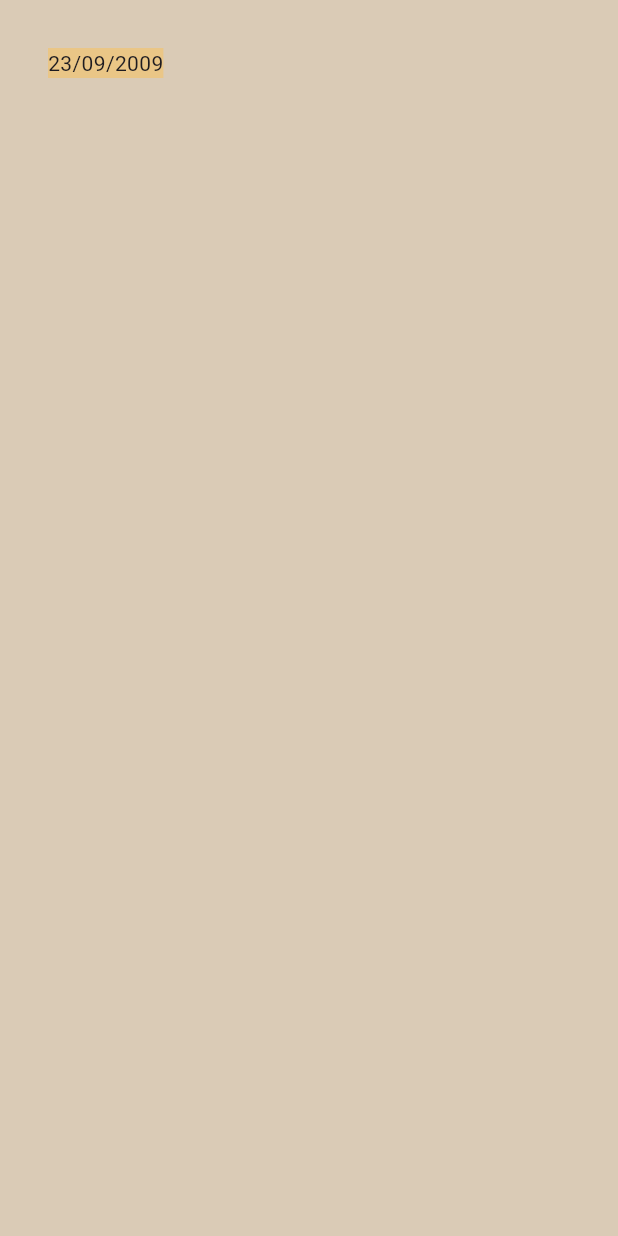
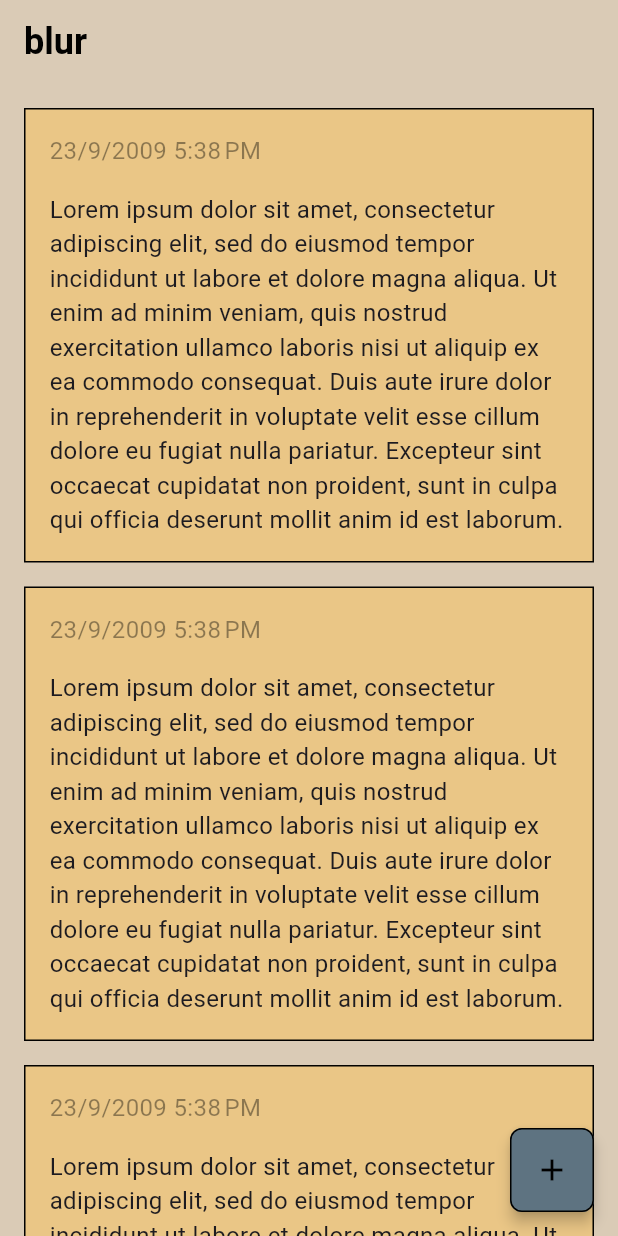
Before and after one commit to nilanshsharma23/blur-old, a Flutter app: the screen it shows after launch, on a phone screen of 412 x 824 dp. Run offline on Flutter 3.47's test engine with Material 3 defaults, Android fonts, the phone set to English and light mode, and no system bars; our stand-ins replace go_router, google_fonts.

Commit message:
post template done

```diff
--- a/lib/main.dart
+++ b/lib/main.dart
@@ -1,8 +1,10 @@
 import 'package:blur/router.dart';
 import 'package:flutter/material.dart';
 import 'package:google_fonts/google_fonts.dart';
+import 'package:intl/date_symbol_data_local.dart';
 
 void main() {
+  initializeDateFormatting('en_IN');
   runApp(const MainApp());
 }
 
--- /dev/null
+++ b/lib/pages/create_post_page.dart
@@ -0,0 +1,19 @@
+import 'package:flutter/material.dart';
+
+class CreatePostPage extends StatelessWidget {
+  const CreatePostPage({super.key});
+
+  @override
+  Widget build(BuildContext context) {
+    return Scaffold(
+      appBar: AppBar(
+        title: Text(
+          "what's up?",
+          style: TextStyle(fontSize: 24, fontWeight: FontWeight.bold),
+        ),
+        scrolledUnderElevation: 0,
+        backgroundColor: Colors.transparent,
+      ),
+    );
+  }
+}
--- a/lib/pages/home_page.dart
+++ b/lib/pages/home_page.dart
@@ -1,3 +1,4 @@
+import 'package:blur/widgets/post.dart';
 import 'package:flutter/material.dart';
 
 class HomePage extends StatelessWidget {
@@ -6,16 +7,39 @@ class HomePage extends StatelessWidget {
   @override
   Widget build(BuildContext context) {
     return Scaffold(
-      body: Padding(
-        padding: EdgeInsetsGeometry.all(32),
-        child: Column(
-          mainAxisSize: MainAxisSize.max,
-          children: [
-            Container(
-              color: Theme.of(context).colorScheme.surfaceContainer,
-              child: Column(children: [Text("23/09/2009")]),
+      appBar: AppBar(
+        title: Text(
+          "blur",
+          style: TextStyle(fontSize: 24, fontWeight: FontWeight.bold),
+        ),
+        scrolledUnderElevation: 0,
+        backgroundColor: Colors.transparent,
+      ),
+      floatingActionButton: FloatingActionButton(
+        onPressed: () {},
+        backgroundColor: Theme.of(context).colorScheme.primary,
+        elevation: 4,
+        shape: RoundedRectangleBorder(
+          borderRadius: BorderRadius.circular(8),
+          side: BorderSide(color: Theme.of(context).colorScheme.onSurface),
+        ),
+        child: Icon(Icons.add),
+      ),
+      body: SingleChildScrollView(
+        child: Padding(
+          padding: EdgeInsetsGeometry.all(16),
+          child: Column(
+            mainAxisSize: MainAxisSize.max,
+            spacing: 16,
+            children: List.generate(
+              4,
+              (index) => Post(
+                dateTime: DateTime(2009, 9, 23, 17, 38),
+                content:
+                    "Lorem ipsum dolor sit amet, consectetur adipiscing elit, sed do eiusmod tempor incididunt ut labore et dolore magna aliqua. Ut enim ad minim veniam, quis nostrud exercitation ullamco laboris nisi ut aliquip ex ea commodo consequat. Duis aute irure dolor in reprehenderit in voluptate velit esse cillum dolore eu fugiat nulla pariatur. Excepteur sint occaecat cupidatat non proident, sunt in culpa qui officia deserunt mollit anim id est laborum.",
+              ),
             ),
-          ],
+          ),
         ),
       ),
     );
--- a/lib/router.dart
+++ b/lib/router.dart
@@ -1,6 +1,13 @@
+import 'package:blur/pages/create_post_page.dart';
 import 'package:blur/pages/home_page.dart';
 import 'package:go_router/go_router.dart';
 
 final router = GoRouter(
-  routes: [GoRoute(path: '/', builder: (context, state) => HomePage())],
+  routes: [
+    GoRoute(path: '/', builder: (context, state) => HomePage()),
+    GoRoute(
+      path: '/create-post',
+      builder: (context, state) => CreatePostPage(),
+    ),
+  ],
 );
--- /dev/null
+++ b/lib/widgets/post.dart
@@ -0,0 +1,32 @@
+import 'package:flutter/material.dart';
+import 'package:intl/intl.dart';
+
+class Post extends StatelessWidget {
+  const Post({super.key, required this.dateTime, required this.content});
+
+  final DateTime dateTime;
+  final String content;
+
+  @override
+  Widget build(BuildContext context) {
+    return Container(
+      width: double.infinity,
+      padding: EdgeInsets.all(16),
+      decoration: BoxDecoration(
+        color: Theme.of(context).colorScheme.surfaceContainer,
+        border: BoxBorder.all(color: Theme.of(context).colorScheme.onSurface),
+      ),
+      child: Column(
+        crossAxisAlignment: CrossAxisAlignment.start,
+        spacing: 16,
+        children: [
+          Text(
+            "${DateFormat.yMd('en_IN').format(dateTime)} ${DateFormat.jm().format(dateTime)}",
+            style: TextStyle(fontSize: 16, color: Color.fromARGB(104, 1, 1, 0)),
+          ),
+          Text(content, style: TextStyle(fontSize: 16)),
+        ],
+      ),
+    );
+  }
+}
--- a/pubspec.yaml
+++ b/pubspec.yaml
@@ -11,6 +11,7 @@ dependencies:
     sdk: flutter
   go_router: ^17.1.0
   google_fonts: ^8.0.2
+  intl: ^0.20.2
 
 dev_dependencies:
   flutter_test:
```
Also changed, not shown: pubspec.lock.
